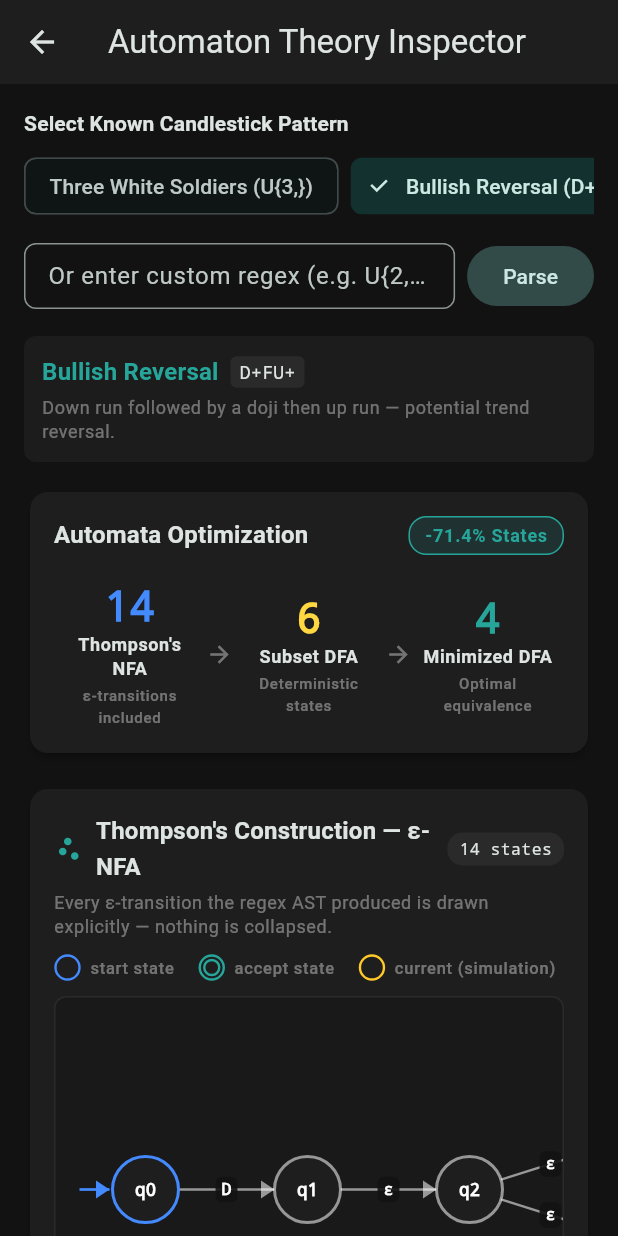
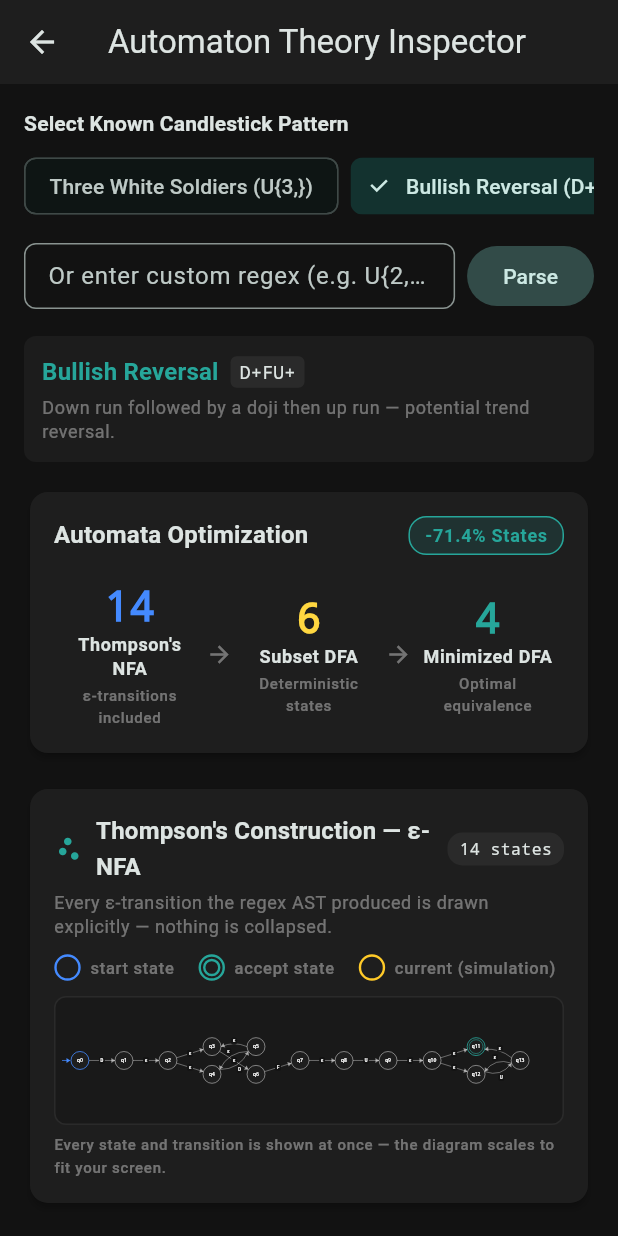
Before and after one commit to namitg105/Candle-Lang, a Flutter app: the AutomatonPage screen opened directly, after a tap on an icon or button, on a phone screen of 412 x 824 dp. Run offline on Flutter 3.47's test engine with Material 3 defaults, Android fonts, the phone set to English and light mode, and no system bars; our stand-ins replace csv, dartz, equatable, flutter_bloc, get_it.

Commit message:
Replace pan/zoom diagrams with auto-fit-to-width scaling
The NFA / Subset DFA / Minimized DFA diagrams used InteractiveViewer
for pan/zoom, which was the actual cause of states and transitions
looking cut off or missing — the diagram was there, just scrolled out
of view until the user panned to it.

Removed InteractiveViewer entirely. Each diagram now measures the
card's available width with LayoutBuilder and scales the whole canvas
down (via FittedBox, never scaled up past 100%) so it always fits
within that width with no cropping. The surrounding box height is
computed to match the scaled diagram exactly, so there's no dead
space and no need to scroll vertically either — every state and
transition is visible at once.

Co-Authored-By: Claude Sonnet 5 <noreply@anthropic.com>
Claude-Session: https://claude.ai/code/session_01NUxhDXPYFnRg59R3Vx2HWY

```diff
--- a/flutter_app/lib/features/automaton/presentation/widgets/automaton_graph_view.dart
+++ b/flutter_app/lib/features/automaton/presentation/widgets/automaton_graph_view.dart
@@ -60,8 +60,9 @@ List<GraphEdgeSpec> buildDfaEdges(Dfa dfa) {
 /// the start state so the diagram reads the same direction as the input
 /// string flows through it.
 ///
-/// Pan/zoom via [InteractiveViewer] so every state and transition stays
-/// reachable even for automata too wide to fit the card at once.
+/// No pan/zoom — the whole diagram is scaled (never enlarged, only
+/// shrunk) to fit the card's width, so every state and transition is
+/// visible at once without scrolling.
 class AutomatonGraphView extends StatelessWidget {
   final String title;
   final IconData icon;
@@ -185,19 +186,33 @@ class AutomatonGraphView extends StatelessWidget {
             const SizedBox(height: 10),
             _buildLegend(theme),
             const SizedBox(height: 10),
-            Container(
-              height: math.min(420.0, math.max(220.0, layout.canvasSize.height + 40)),
+            LayoutBuilder(
+              builder: (context, constraints) {
+                // No pan/zoom: scale the whole diagram down (never up,
+                // so small diagrams don't look blown-up) to fit the
+                // card's width, and size the box to match exactly —
+                // every state and transition is on-screen at once.
+                final availableWidth = constraints.maxWidth;
+                final scale = availableWidth / layout.canvasSize.width > 1.0
+                    ? 1.0
+                    : availableWidth / layout.canvasSize.width;
+                final displayWidth = layout.canvasSize.width * scale;
+                final displayHeight = layout.canvasSize.height * scale;
+
+                return Container(
+                  width: double.infinity,
+                  height: displayHeight + 16,
                   decoration: BoxDecoration(
                     color: Colors.black.withValues(alpha: 0.18),
                     borderRadius: BorderRadius.circular(8),
                     border: Border.all(color: AppTheme.gridColor),
                   ),
-              clipBehavior: Clip.hardEdge,
-              child: InteractiveViewer(
-                minScale: 0.4,
-                maxScale: 3.0,
-                boundaryMargin: const EdgeInsets.all(60),
-                constrained: false,
+                  alignment: Alignment.center,
+                  child: SizedBox(
+                    width: displayWidth,
+                    height: displayHeight,
+                    child: FittedBox(
+                      fit: BoxFit.contain,
                       child: SizedBox(
                         width: layout.canvasSize.width,
                         height: layout.canvasSize.height,
@@ -214,9 +229,12 @@ class AutomatonGraphView extends StatelessWidget {
                       ),
                     ),
                   ),
+                );
+              },
+            ),
             const SizedBox(height: 6),
             Text(
-              'Pinch or scroll to zoom, drag to pan — the whole diagram is here even if it doesn\'t fit at once.',
+              'Every state and transition is shown at once — the diagram scales to fit your screen.',
               style: theme.textTheme.labelSmall?.copyWith(color: AppTheme.textMuted, fontSize: 10),
             ),
           ],
```
Lines whose indentation alone changed are shown as unchanged.
